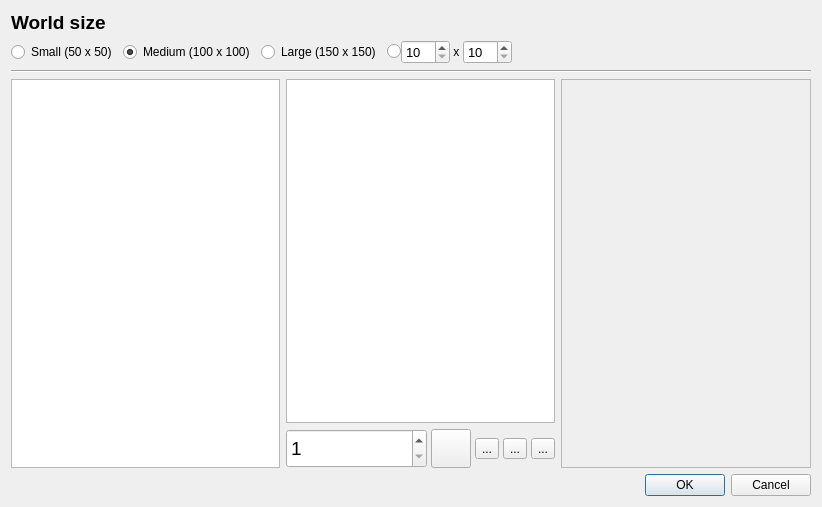
This is gui/newworld.ui in taliesinb/floatworld as Qt 5 draws it before an edit. The edited form follows.
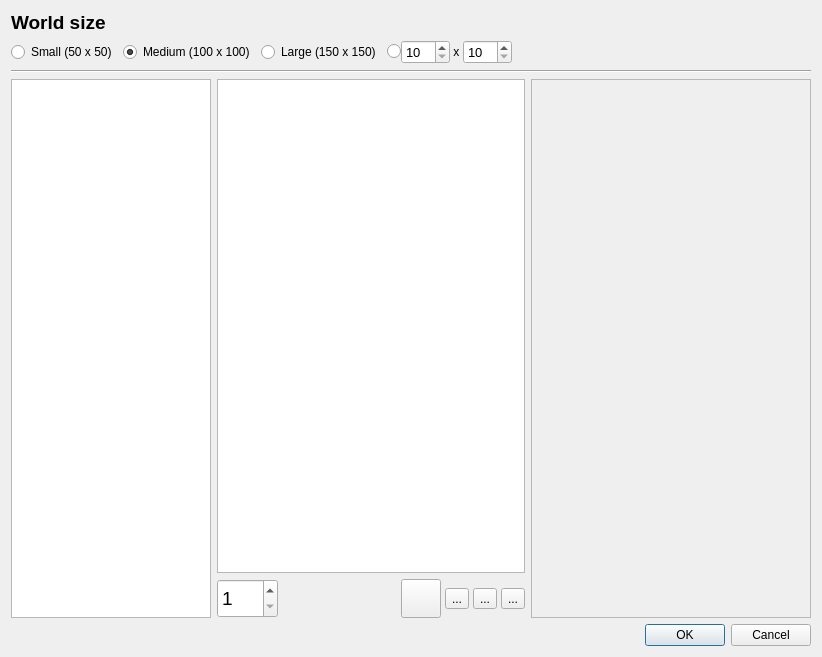
This is the edited form. Icons and pictures are not drawn.

Commit message: New world window working fully, it seems...

```diff
--- a/gui/newworld.ui
+++ b/gui/newworld.ui
@@ -7,7 +7,7 @@
     <x>0</x>
     <y>0</y>
     <width>822</width>
-    <height>507</height>
+    <height>657</height>
    </rect>
   </property>
   <property name="windowTitle">
@@ -144,7 +144,25 @@
         <number>0</number>
        </property>
        <item>
-        <widget class="QListWidget" name="prototypeList"/>
+        <widget class="QListWidget" name="prototypeList">
+         <property name="sizePolicy">
+          <sizepolicy hsizetype="Maximum" vsizetype="Expanding">
+           <horstretch>0</horstretch>
+           <verstretch>0</verstretch>
+          </sizepolicy>
+         </property>
+         <property name="maximumSize">
+          <size>
+           <width>200</width>
+           <height>16777215</height>
+          </size>
+         </property>
+         <property name="font">
+          <font>
+           <pointsize>14</pointsize>
+          </font>
+         </property>
+        </widget>
        </item>
       </layout>
      </item>
@@ -200,6 +218,19 @@
            </property>
           </widget>
          </item>
+         <item>
+          <spacer name="horizontalSpacer">
+           <property name="orientation">
+            <enum>Qt::Horizontal</enum>
+           </property>
+           <property name="sizeHint" stdset="0">
+            <size>
+             <width>40</width>
+             <height>20</height>
+            </size>
+           </property>
+          </spacer>
+         </item>
          <item>
           <widget class="QToolButton" name="copyObject">
            <property name="text">
@@ -276,7 +307,7 @@
       <widget class="QFrame" name="objectPanel">
        <property name="minimumSize">
         <size>
-         <width>250</width>
+         <width>280</width>
          <height>0</height>
         </size>
        </property>
```
The commit also changes 7 other files.
